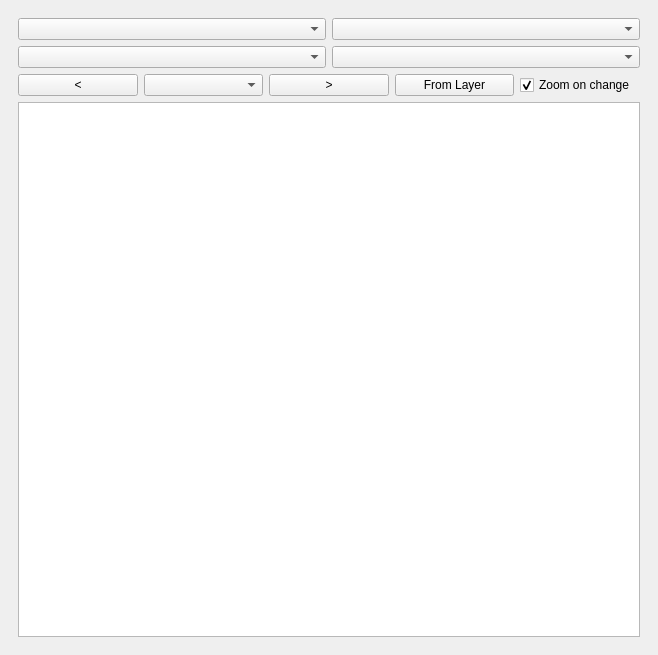
Old version of the form many_to_one_mapper_dockwidget_base.ui in the repository Drew973/many_to_one_mapper.
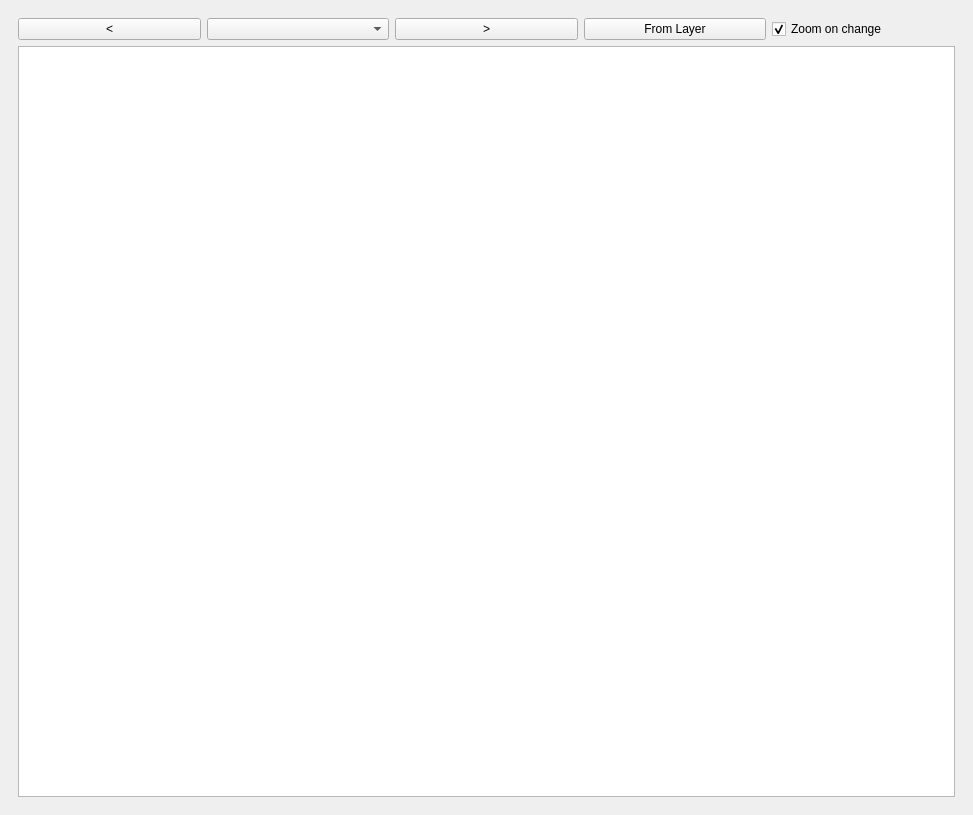
New version of the form. Custom widgets are drawn as their Qt base class.

Commit message: 3.1: changes to ui. fields now need to be unique.

```diff
--- a/many_to_one_mapper_dockwidget_base.ui
+++ b/many_to_one_mapper_dockwidget_base.ui
@@ -6,8 +6,8 @@
    <rect>
     <x>0</x>
     <y>0</y>
-    <width>658</width>
-    <height>655</height>
+    <width>973</width>
+    <height>815</height>
    </rect>
   </property>
   <property name="windowTitle">
@@ -19,35 +19,7 @@
      <widget class="QWidget" name="mainWidget" native="true">
       <layout class="QVBoxLayout" name="verticalLayout_2">
        <item>
-        <layout class="QHBoxLayout" name="horizontalLayout_3">
-         <item>
-          <widget class="QgsMapLayerComboBox" name="layerBox1">
-           <property name="toolTip">
-            <string>&lt;html&gt;&lt;head/&gt;&lt;body&gt;&lt;p&gt;Layer. Many features of join layer are mapped to each feature of this layer.&lt;/p&gt;&lt;/body&gt;&lt;/html&gt;</string>
-           </property>
-          </widget>
-         </item>
-         <item>
-          <widget class="uniqueFieldBox" name="fieldBox1"/>
-         </item>
-        </layout>
-       </item>
-       <item>
-        <layout class="QHBoxLayout" name="horizontalLayout_2">
-         <item>
-          <widget class="QgsMapLayerComboBox" name="layerBox2">
-           <property name="toolTip">
-            <string>&lt;html&gt;&lt;head/&gt;&lt;body&gt;&lt;p&gt;Join layer.&lt;/p&gt;&lt;/body&gt;&lt;/html&gt;</string>
-           </property>
-          </widget>
-         </item>
-         <item>
-          <widget class="uniqueFieldBox" name="fieldBox2"/>
-         </item>
-        </layout>
-       </item>
-       <item>
-        <layout class="QHBoxLayout" name="horizontalLayout_4">
+        <layout class="QHBoxLayout" name="horizontalLayout">
          <item>
           <widget class="QPushButton" name="lastButton">
            <property name="toolTip">
@@ -123,21 +95,11 @@
   </widget>
  </widget>
  <customwidgets>
-  <customwidget>
-   <class>QgsMapLayerComboBox</class>
-   <extends>QComboBox</extends>
-   <header>qgsmaplayercombobox.h</header>
-  </customwidget>
   <customwidget>
    <class>featureWidget</class>
    <extends>QComboBox</extends>
    <header>.widgets.featuresWidget</header>
   </customwidget>
-  <customwidget>
-   <class>uniqueFieldBox</class>
-   <extends>QComboBox</extends>
-   <header>.widgets.filterableFieldBox</header>
-  </customwidget>
  </customwidgets>
  <resources/>
  <connections/>
```
The commit also changes 19 other files.
